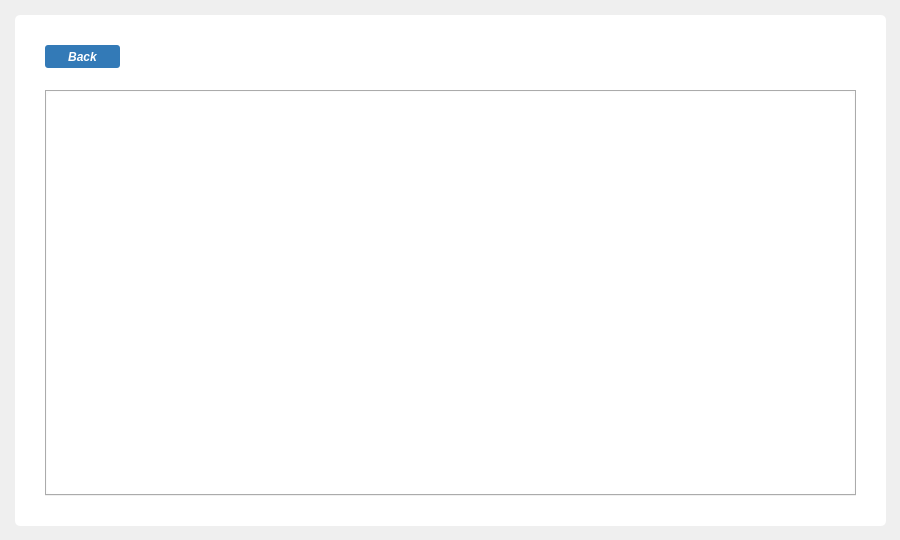
This is UI/reports.ui in aantr/restaurant_db as Qt 5 draws it before an edit. The edited form follows.
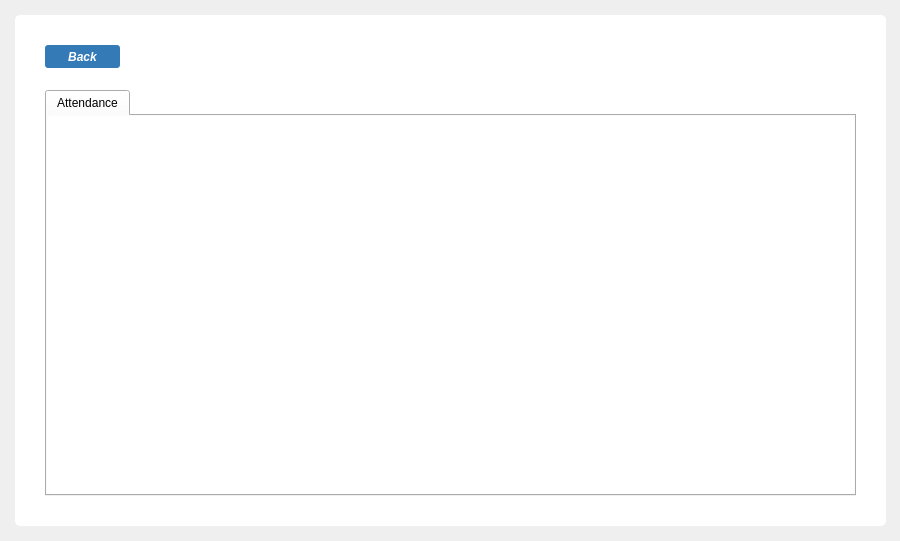
This is the edited form.

Patch:
```diff
--- a/UI/reports.ui
+++ b/UI/reports.ui
@@ -7,7 +7,7 @@
     <x>0</x>
     <y>0</y>
     <width>900</width>
-    <height>540</height>
+    <height>541</height>
    </rect>
   </property>
   <property name="windowTitle">
@@ -94,6 +94,11 @@
     <property name="currentIndex">
      <number>-1</number>
     </property>
+    <widget class="QWidget" name="tab_attendance">
+     <attribute name="title">
+      <string>Attendance</string>
+     </attribute>
+    </widget>
    </widget>
   </widget>
  </widget>
```
Left out of the diff: 2 changed lines with no effect on the pictures.
